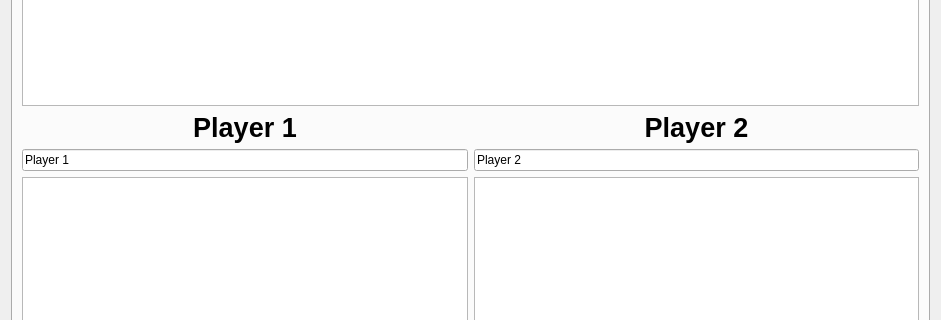
Before: the Qt Designer form racegame/resource/RaceGame.ui in PaulSchweizer/MayaGameEngine, drawn with Qt 5; both pictures show x 0 to 941 and y 391 to 711 of the 941 by 955 pixel window.
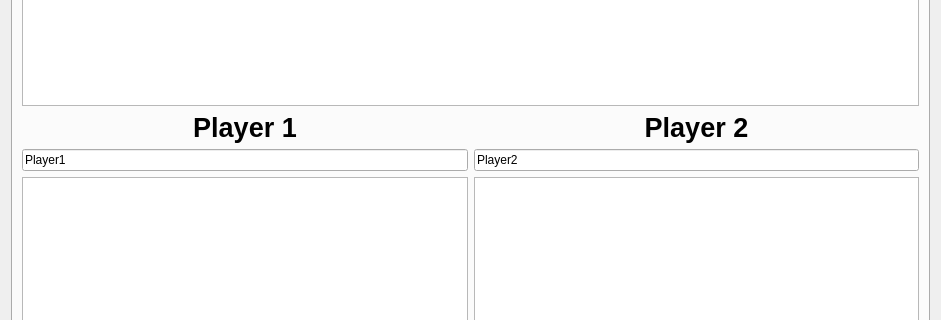
After: the same form once the commit is applied.

The edit to the form file:
```diff
--- a/racegame/resource/RaceGame.ui
+++ b/racegame/resource/RaceGame.ui
@@ -128,7 +128,7 @@
               <enum>Qt::NoFocus</enum>
              </property>
              <property name="text">
-              <string>Player 1</string>
+              <string>Player1</string>
              </property>
             </widget>
            </item>
@@ -174,7 +174,7 @@
            <item>
             <widget class="QLineEdit" name="player_name_b">
              <property name="text">
-              <string>Player 2</string>
+              <string>Player2</string>
              </property>
             </widget>
            </item>
```
Left out of the diff: 9 changed lines with no effect on the pictures.
